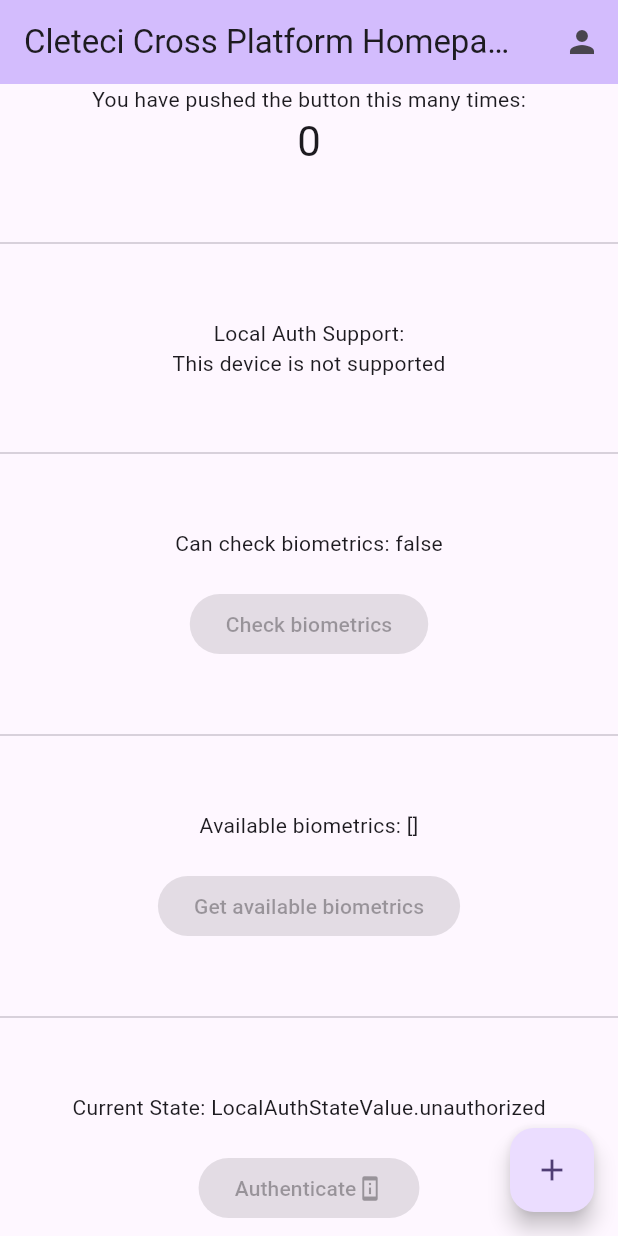
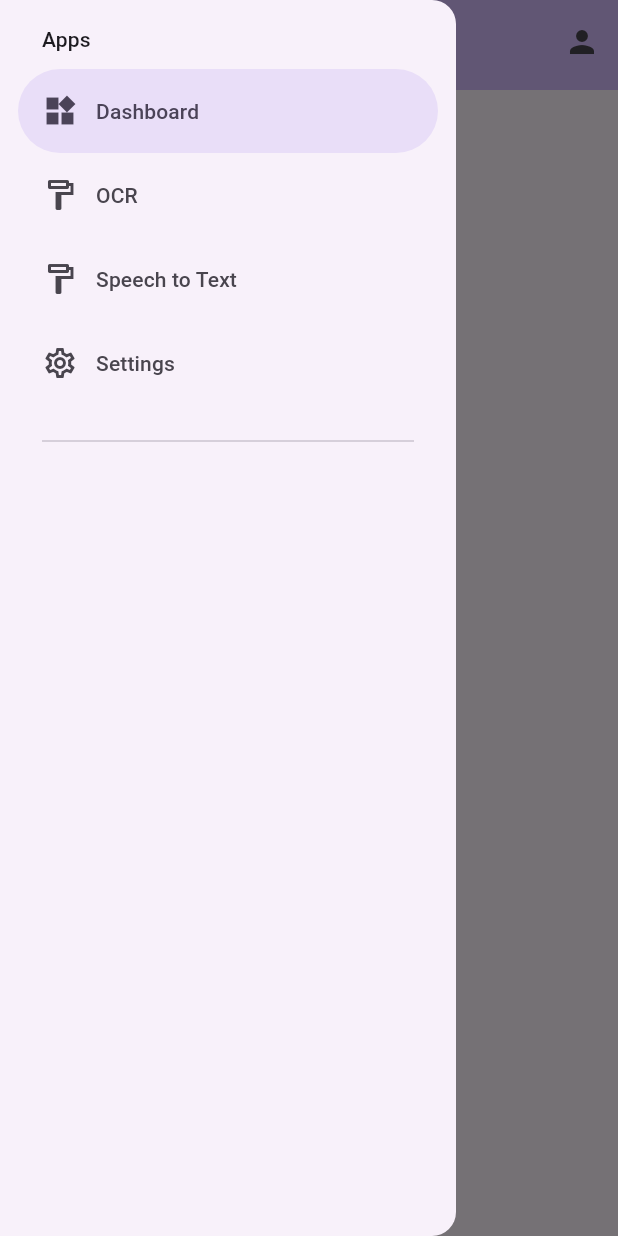
Before and after one commit to nailym-rgb/cleteci-cross-platform, a Flutter app: the screen it shows once a user with an empty profile is signed in, with the side drawer open (before the commit the screen has no drawer), on a phone screen of 412 x 824 dp. Run offline on Flutter 3.47's test engine with Material 3 defaults, Android fonts, the phone set to English and light mode, and no system bars; our stand-ins replace firebase_auth, firebase_core, flutter_dotenv, local_auth; missing offline and left inert: firebase_ui_auth, firebase_ui_oauth_google; accounts and stored records are empty.

Commit message:
feat: CCP-25 add sidebar with basic page changes

```diff
--- a/lib/main.dart
+++ b/lib/main.dart
@@ -19,8 +19,10 @@ Future<void> main() async {
   await Firebase.initializeApp(options: DefaultFirebaseOptions.currentPlatform);
 
   runApp(
-    ChangeNotifierProvider(
-      create: (_) => LocalAuthState(),
+    MultiProvider(
+      providers: [
+        ChangeNotifierProvider(create: (_) => LocalAuthState()),
+      ],
       child: const MyApp(),
     ),
   );
--- a/lib/ui/auth/widgets/auth_gate.dart
+++ b/lib/ui/auth/widgets/auth_gate.dart
@@ -5,7 +5,7 @@ import 'package:flutter/material.dart';
 import 'package:flutter_dotenv/flutter_dotenv.dart';
 import 'package:firebase_core/firebase_core.dart';
 
-import 'package:cleteci_cross_platform/ui/homepage/widgets/homepage.dart';
+import 'package:cleteci_cross_platform/ui/common/widgets/default_page.dart';
 
 class AuthGate extends StatelessWidget {
   const AuthGate({super.key});
@@ -57,7 +57,7 @@ class AuthGate extends StatelessWidget {
               );
             }
 
-            return const Homepage(title: 'Cleteci Cross Platform Homepage');
+            return const DefaultPage(title: 'Cleteci Cross Platform Homepage');
           },
         );
       },
--- /dev/null
+++ b/lib/ui/common/widgets/default_app_bar.dart
@@ -0,0 +1,72 @@
+import 'package:cleteci_cross_platform/ui/auth/view_model/local_auth_state.dart';
+import 'package:firebase_ui_auth/firebase_ui_auth.dart';
+import 'package:flutter/material.dart';
+import 'package:provider/provider.dart';
+
+class DefaultAppBar extends StatefulWidget implements PreferredSizeWidget {
+  const DefaultAppBar({super.key, required this.title});
+
+  final String title;
+
+  @override
+  State<DefaultAppBar> createState() => _DefaultAppBarState();
+
+  @override
+  Size get preferredSize => Size.fromHeight(60);
+}
+
+class _DefaultAppBarState extends State<DefaultAppBar> {
+  @override
+  Widget build(BuildContext context) {
+    final appState = Provider.of<LocalAuthState>(context);
+
+    return AppBar(
+      backgroundColor: Theme.of(context).colorScheme.inversePrimary,
+      title: Text(widget.title),
+      leading: Builder(
+        builder: (context) {
+          return IconButton(
+            icon: const Icon(Icons.menu),
+            onPressed: () {
+              Scaffold.of(context).openDrawer();
+            },
+          );
+        },
+      ),
+      actions: [
+        IconButton(
+          icon: const Icon(Icons.person),
+          onPressed: () async {
+            if (appState.supportState == LocalAuthSupportState.supported) {
+              await appState.authenticateWithBiometrics();
+            }
+
+            if (!context.mounted) return;
+
+            // Since we're not handling sensitive data, we just navigate to
+            // the profile screen if the device does not support biometric
+            // authentication.
+            if (appState.authorized == LocalAuthStateValue.authorized ||
+                appState.supportState == LocalAuthSupportState.unsupported) {
+              Navigator.push(
+                context,
+                MaterialPageRoute<ProfileScreen>(
+                  builder: (context) => ProfileScreen(
+                    appBar: AppBar(title: const Text('User Profile')),
+                    actions: [
+                      SignedOutAction((context) {
+                        Navigator.of(context).pop();
+                      }),
+                    ],
+                    children: [const Divider()],
+                  ),
+                ),
+              );
+            }
+          },
+        ),
+      ],
+      automaticallyImplyLeading: false,
+    );
+  }
+}
--- /dev/null
+++ b/lib/ui/common/widgets/default_page.dart
@@ -0,0 +1,116 @@
+import 'package:cleteci_cross_platform/ui/common/widgets/default_app_bar.dart';
+import 'package:cleteci_cross_platform/ui/common/widgets/page_component.dart';
+import 'package:flutter/material.dart';
+
+const List<Widget> _pages = <Widget>[
+  PageComponent(title: 'Dashboard', icon: Icons.widgets, color: Colors.blue),
+  PageComponent(title: 'OCR', icon: Icons.camera_alt, color: Colors.green),
+  PageComponent(title: 'Speech To Text', icon: Icons.mic, color: Colors.orange),
+  PageComponent(title: 'Settings', icon: Icons.settings, color: Colors.grey),
+];
+
+class DrawerEntryDestination {
+  const DrawerEntryDestination(
+    this.index,
+    this.label,
+    this.disabled,
+    this.icon,
+    this.selectedIcon,
+  );
+
+  final int index;
+  final String label;
+  final bool disabled;
+  final Widget icon;
+  final Widget selectedIcon;
+}
+
+final List<DrawerEntryDestination> destinations = <DrawerEntryDestination>[
+  DrawerEntryDestination(
+    0,
+    'Dashboard',
+    false,
+    const Icon(Icons.widgets_outlined),
+    const Icon(Icons.widgets),
+  ),
+  DrawerEntryDestination(
+    1,
+    'OCR',
+    false,
+    Icon(Icons.format_paint_outlined),
+    Icon(Icons.format_paint),
+  ),
+  DrawerEntryDestination(
+    2,
+    'Speech to Text',
+    false,
+    Icon(Icons.format_paint_outlined),
+    Icon(Icons.format_paint),
+  ),
+  DrawerEntryDestination(
+    3,
+    'Settings',
+    false,
+    const Icon(Icons.settings_outlined),
+    const Icon(Icons.settings),
+  ),
+];
+
+class DefaultPage extends StatefulWidget {
+  const DefaultPage({super.key, required this.title});
+
+  final String title;
+
+  @override
+  State<DefaultPage> createState() => _DefaultPageState();
+}
+
+class _DefaultPageState extends State<DefaultPage> {
+  String _appBarTitle = destinations.first.label;
+  int _selectedEntryIndex = 0;
+
+  void updateSelectedIndex(int index) {
+    setState(() {
+      _selectedEntryIndex = index;
+    });
+  }
+
+  void updateAppBarTitle(String title) {
+    setState(() {
+      _appBarTitle = title;
+    });
+  }
+
+  @override
+  Widget build(BuildContext context) {
+    return Scaffold(
+      appBar: DefaultAppBar(title: _appBarTitle),
+      body: _pages[_selectedEntryIndex],
+      drawer: NavigationDrawer(
+        onDestinationSelected: (int index) {
+          updateSelectedIndex(index);
+          updateAppBarTitle(destinations[index].label);
+          Navigator.pop(context);
+        },
+        selectedIndex: _selectedEntryIndex,
+        children: <Widget>[
+          Padding(
+            padding: const EdgeInsets.fromLTRB(28, 16, 16, 10),
+            child: Text('Apps', style: Theme.of(context).textTheme.titleSmall),
+          ),
+          ...destinations.map((DrawerEntryDestination destination) {
+            return NavigationDrawerDestination(
+              label: Text(destination.label),
+              icon: destination.icon,
+              selectedIcon: destination.selectedIcon,
+            );
+          }),
+          const Padding(
+            padding: EdgeInsets.fromLTRB(28, 16, 28, 10),
+            child: Divider(),
+          ),
+        ],
+      ),
+    );
+  }
+}
--- /dev/null
+++ b/lib/ui/common/widgets/page_component.dart
@@ -0,0 +1,28 @@
+import 'package:flutter/material.dart';
+
+class PageComponent extends StatelessWidget {
+  final String title;
+  final IconData icon;
+  final Color color;
+
+  const PageComponent({
+    super.key,
+    required this.title,
+    required this.icon,
+    required this.color,
+  });
+
+  @override
+  Widget build(BuildContext context) {
+    return Center(
+      child: Column(
+        mainAxisAlignment: MainAxisAlignment.center,
+        children: <Widget>[
+          Icon(icon, size: 100, color: color),
+          const SizedBox(height: 20),
+          Text(title, style: Theme.of(context).textTheme.headlineMedium),
+        ],
+      ),
+    );
+  }
+}
--- a/lib/ui/homepage/widgets/homepage.dart
+++ /dev/null
@@ -1,218 +0,0 @@
-import 'package:flutter/material.dart';
-import 'package:provider/provider.dart';
-import 'package:firebase_ui_auth/firebase_ui_auth.dart';
-
-import 'package:cleteci_cross_platform/ui/auth/view_model/local_auth_state.dart';
-
-class Homepage extends StatefulWidget {
-  const Homepage({super.key, required this.title});
-
-  // This widget is the home page of your application. It is stateful, meaning
-  // that it has a State object (defined below) that contains fields that affect
-  // how it looks.
-
-  // This class is the configuration for the state. It holds the values (in this
-  // case the title) provided by the parent (in this case the App widget) and
-  // used by the build method of the State. Fields in a Widget subclass are
-  // always marked "final".
-
-  final String title;
-
-  @override
-  State<Homepage> createState() => _HomepageState();
-}
-
-class _HomepageState extends State<Homepage> {
-  int _counter = 0;
-
-  void _incrementCounter() {
-    setState(() {
-      // This call to setState tells the Flutter framework that something has
-      // changed in this State, which causes it to rerun the build method below
-      // so that the display can reflect the updated values. If we changed
-      // _counter without calling setState(), then the build method would not be
-      // called again, and so nothing would appear to happen.
-      _counter++;
-    });
-  }
-
-  @override
-  Widget build(BuildContext context) {
-    final appState = Provider.of<LocalAuthState>(context);
-
-    // This method is rerun every time setState is called, for instance as done
-    // by the _incrementCounter method above.
-    //
-    // The Flutter framework has been optimized to make rerunning build methods
-    // fast, so that you can just rebuild anything that needs updating rather
-    // than having to individually change instances of widgets.
-    return Scaffold(
-      appBar: AppBar(
-        // TRY THIS: Try changing the color here to a specific color (to
-        // Colors.amber, perhaps?) and trigger a hot reload to see the AppBar
-        // change color while the other colors stay the same.
-        backgroundColor: Theme.of(context).colorScheme.inversePrimary,
-        // Here we take the value from the Homepage object that was created by
-        // the App.build method, and use it to set our appbar title.
-        title: Text(widget.title),
-        actions: [
-          IconButton(
-            icon: const Icon(Icons.person),
-            onPressed: () async {
-              if (appState.supportState == LocalAuthSupportState.supported) {
-                await appState.authenticateWithBiometrics();
-              }
-
-              if (!context.mounted) return;
-
-              // Since we're not handling sensitive data, we just navigate to
-              // the profile screen if the device does not support biometric
-              // authentication.
-              if (appState.authorized == LocalAuthStateValues.authorized ||
-                  appState.supportState == LocalAuthSupportState.unsupported) {
-                Navigator.push(
-                  context,
-                  MaterialPageRoute<ProfileScreen>(
-                    builder: (context) => ProfileScreen(
-                      appBar: AppBar(title: const Text('User Profile')),
-                      actions: [
-                        SignedOutAction((context) {
-                          Navigator.of(context).pop();
-                        }),
-                      ],
-                      children: [const Divider()],
-                    ),
-                  ),
-                );
-              }
-            },
-          ),
-        ],
-        automaticallyImplyLeading: false,
-      ),
-      body: Center(
-        child: Scrollbar(
-          child: SingleChildScrollView(
-            child: Column(
-              // Column is also a layout widget. It takes a list of children and
-              // arranges them vertically. By default, it sizes itself to fit its
-              // children horizontally, and tries to be as tall as its parent.
-              //
-              // Column has various properties to control how it sizes itself and
-              // how it positions its children. Here we use mainAxisAlignment to
-              // center the children vertically; the main axis here is the vertical
-              // axis because Columns are vertical (the cross axis would be
-              // horizontal).
-              //
-              // TRY THIS: Invoke "debug painting" (choose the "Toggle Debug Paint"
-              // action in the IDE, or press "p" in the console), to see the
-              // wireframe for each widget.
-              mainAxisAlignment: MainAxisAlignment.center,
-              children: <Widget>[
-                const Text('You have pushed the button this many times:'),
-                Text(
-                  '$_counter',
-                  style: Theme.of(context).textTheme.headlineMedium,
-                ),
-                const Divider(height: 100),
-                Column(
-                  mainAxisAlignment: MainAxisAlignment.center,
-                  children: <Widget>[
-                    const Text('Local Auth Support:'),
-                    if (appState.supportState == LocalAuthSupportState.unknown)
-                      const CircularProgressIndicator()
-                    else if (appState.supportState ==
-                        LocalAuthSupportState.supported)
-                      const Text('This device is supported')
-                    else
-                      const Text('This device is not supported'),
-                    const Divider(height: 100),
-                    Text(
-                      'Can check biometrics: ${appState.canCheckBiometrics}\n',
-                    ),
-                    ElevatedButton(
-                      onPressed:
-                          appState.supportState ==
-                              LocalAuthSupportState.supported
-                          ? appState.checkBiometrics
-                          : null,
-                      child: const Text('Check biometrics'),
-                    ),
-                    const Divider(height: 100),
-                    Text(
-                      'Available biometrics: ${appState.availableBiometrics}\n',
-                    ),
-                    ElevatedButton(
-                      onPressed:
-                          appState.supportState ==
-                              LocalAuthSupportState.supported
-                          ? appState.getAvailableBiometrics
-                          : null,
-                      child: const Text('Get available biometrics'),
-                    ),
-                    const Divider(height: 100),
-                    Text('Current State: ${appState.authorized}\n'),
-                    if (appState.isAuthenticating)
-                      ElevatedButton(
-                        onPressed: appState.cancelAuthentication,
-                        child: const Row(
-                          mainAxisSize: MainAxisSize.min,
-                          children: <Widget>[
-                            Text('Cancel Authentication'),
-                            Icon(Icons.cancel),
-                          ],
-                        ),
-                      )
-                    else
-                      Column(
-                        spacing: 12,
-                        children: <Widget>[
-                          ElevatedButton(
-                            onPressed:
-                                appState.supportState ==
-                                    LocalAuthSupportState.supported
-                                ? appState.authenticate
-                                : null,
-                            child: const Row(
-                              mainAxisSize: MainAxisSize.min,
-                              children: <Widget>[
-                                Text('Authenticate'),
-                                Icon(Icons.perm_device_information),
-                              ],
-                            ),
-                          ),
-                          ElevatedButton(
-                            onPressed:
-                                appState.supportState ==
-                                    LocalAuthSupportState.supported
-                                ? appState.authenticateWithBiometrics
-                                : null,
-                            child: Row(
-                              mainAxisSize: MainAxisSize.min,
-                              children: <Widget>[
-                                Text(
-                                  appState.isAuthenticating
-                                      ? 'Cancel'
-                                      : 'Authenticate: biometrics only',
-                                ),
-                                const Icon(Icons.fingerprint),
-                              ],
-                            ),
-                          ),
-                        ],
-                      ),
-                  ],
-                ),
-              ],
-            ),
-          ),
-        ),
-      ),
-      floatingActionButton: FloatingActionButton(
-        onPressed: _incrementCounter,
-        tooltip: 'Increment',
-        child: const Icon(Icons.add),
-      ), // This trailing comma makes auto-formatting nicer for build methods.
-    );
-  }
-}
```
